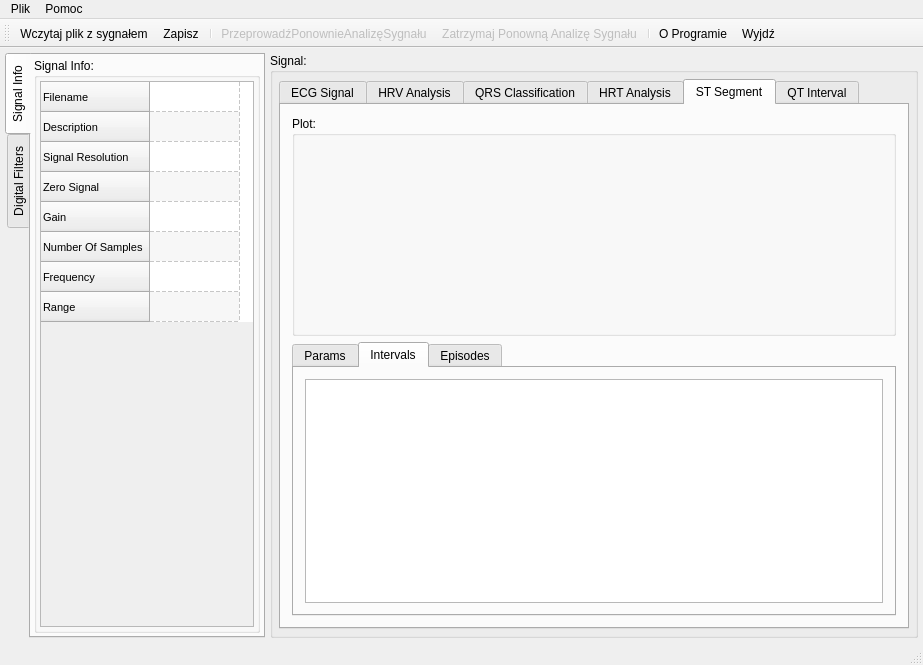
The window that ecganalyzer.ui (mateuszbaran/ECG-analyzer) describes before a commit, drawn with Qt 5.
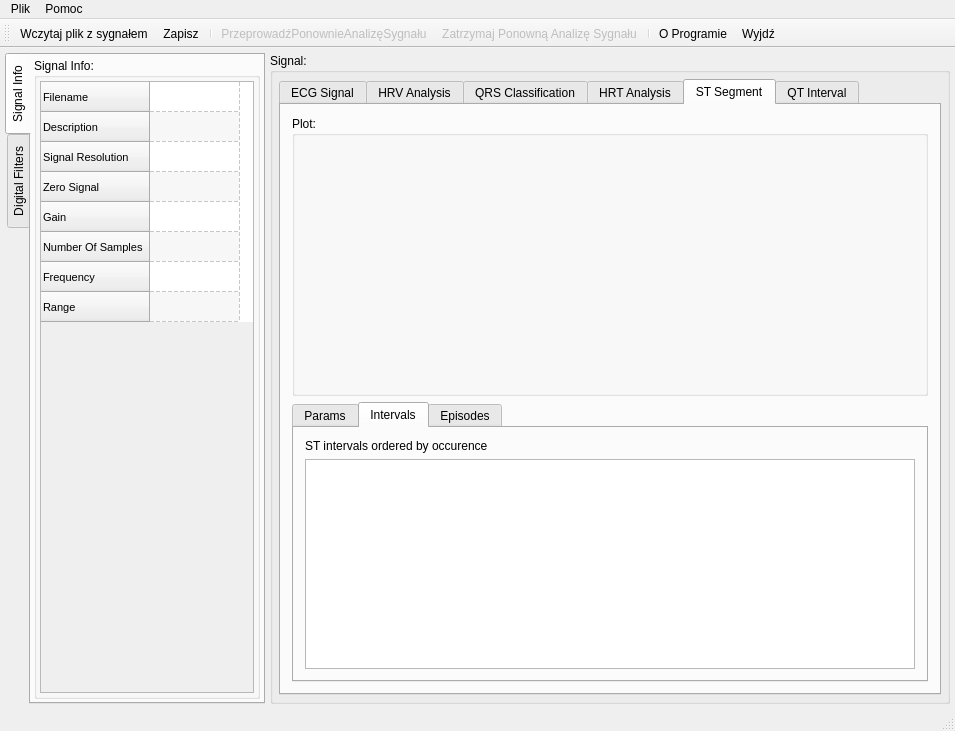
The same window after the commit. The open tabs and pages were chosen to show the change. Icons and pictures are not drawn. Custom widgets are drawn as their Qt base class.

Commit message: Modify ST intervals and episodes lists.

The edit to the form file:
```diff
--- a/ecganalyzer.ui
+++ b/ecganalyzer.ui
@@ -6,8 +6,8 @@
    <rect>
     <x>0</x>
     <y>0</y>
-    <width>923</width>
-    <height>665</height>
+    <width>955</width>
+    <height>731</height>
    </rect>
   </property>
   <property name="windowTitle">
@@ -1483,7 +1483,7 @@
                  <string>Intervals</string>
                 </attribute>
                 <layout class="QGridLayout" name="gridLayout_3">
-                 <item row="0" column="0">
+                 <item row="1" column="0">
                   <widget class="QTableWidget" name="st_intervals_table">
                    <property name="enabled">
                     <bool>true</bool>
@@ -1499,6 +1499,13 @@
                    </property>
                   </widget>
                  </item>
+                 <item row="0" column="0">
+                  <widget class="QLabel" name="label_4">
+                   <property name="text">
+                    <string>ST intervals ordered by occurence</string>
+                   </property>
+                  </widget>
+                 </item>
                 </layout>
                </widget>
                <widget class="QWidget" name="st_episodes_tab">
@@ -1544,7 +1551,7 @@
     <rect>
      <x>0</x>
      <y>0</y>
-     <width>923</width>
+     <width>955</width>
      <height>27</height>
     </rect>
    </property>
```
Left out of the diff: 18 changed lines with no effect on the pictures. The commit also changes 5 other files.
